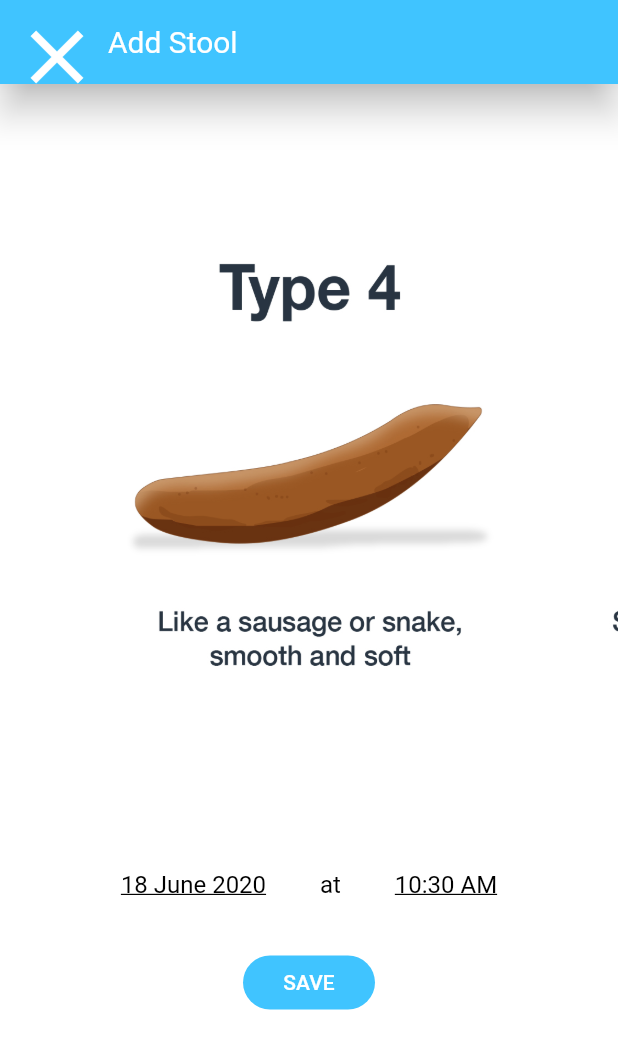
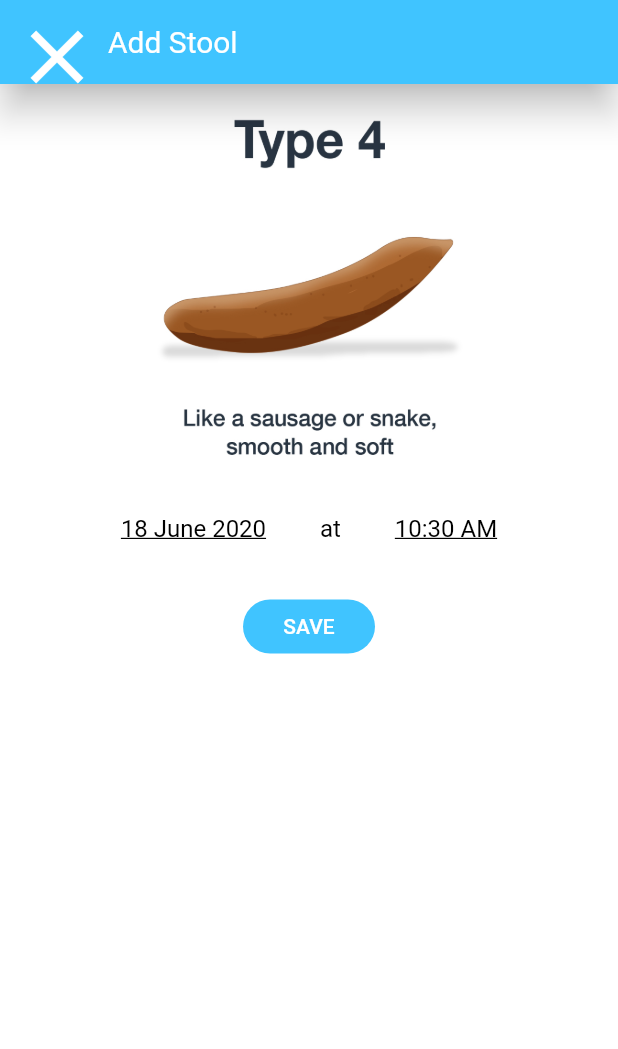
Before and after one commit to dconlisk/bristol-stool-chart-flutter-app, a Flutter app: the screen it shows after launch, after a tap on "SKIP", after a tap on the "add" icon, on a phone screen of 412 x 824 dp. Shown: the top 1049 px of the screen. Run offline on Flutter 3.47's test engine with Material 2 defaults, Android fonts, the phone set to English and light mode, and no system bars; drawn by our look-alikes of carousel_slider; our stand-ins replace google_fonts, intro_slider, shared_preferences, sqflite, syncfusion_flutter_charts; missing offline and left inert: flutter_mailer, syncfusion_flutter_core, uk.co.webgarden.BristolStoolChart; accounts and stored records are empty.

Commit message:
Added scrollviews to graph and add screens

```diff
--- a/lib/screens/add_screen.dart
+++ b/lib/screens/add_screen.dart
@@ -108,8 +108,7 @@ class _AddScreenState extends State<AddScreen> {
 
   @override
   Widget build(BuildContext context) {
-    final _orientation = MediaQuery.of(context).orientation;
-
+    var deviceData = MediaQuery.of(context);
     return Scaffold(
       backgroundColor: Colors.white,
       appBar: AppBar(
@@ -117,14 +116,13 @@ class _AddScreenState extends State<AddScreen> {
           'Add Stool',
         ),
       ),
-      body: Column(
+      body: SingleChildScrollView(
+        child: Column(
           children: <Widget>[
-          Expanded(
-            flex: 2,
-            child: Container(
+            Container(
                 width: double.infinity,
                 child: CarouselSlider(
-                height: _orientation == Orientation.portrait ? 400 : 150,
+                  height: deviceData.size.height / 3,
                   initialPage: 3,
                   enableInfiniteScroll: false,
                   items: <Widget>[
@@ -141,10 +139,7 @@ class _AddScreenState extends State<AddScreen> {
                   },
                 ),
               ),
-          ),
-          Expanded(
-            flex: _orientation == Orientation.portrait ? 1 : 2,
-            child: Column(
+            Column(
                 children: <Widget>[
                   if (_showBlood)
                     Column(
@@ -217,8 +212,9 @@ class _AddScreenState extends State<AddScreen> {
                   ),
                 ],
               ),
+
+          ],
         ),
-        ],
       ),
     );
   }
--- a/lib/screens/graph_screen.dart
+++ b/lib/screens/graph_screen.dart
@@ -112,8 +112,8 @@ class _GraphScreenState extends State<GraphScreen> {
 
   @override
   Widget build(BuildContext context) {
-    final _orientation = MediaQuery.of(context).orientation;
     return Scaffold(
+      backgroundColor: Colors.white,
       appBar: AppBar(
         title: Text('Your Graph'),
         actions: <Widget>[
@@ -133,13 +133,16 @@ class _GraphScreenState extends State<GraphScreen> {
             ? Center(
                 child: CircularProgressIndicator(),
               )
-            : Column(
+            : SingleChildScrollView(
+                child: Column(
                   children: <Widget>[
-                  Expanded(
-                    child: Consumer<EventProvider>(
+                    Consumer<EventProvider>(
                       child: Padding(
                         padding: const EdgeInsets.only(
-                            top: 60, left: 30.0, right: 30.0),
+                          top: 60,
+                          left: 30.0,
+                          right: 30.0,
+                        ),
                         child: Column(
                           children: <Widget>[
                             Center(
@@ -157,8 +160,9 @@ class _GraphScreenState extends State<GraphScreen> {
                           ],
                         ),
                       ),
-                      builder: (ctx, eventProvider, ch) =>
-                          eventProvider.events.length <= 0
+                      builder: (ctx, eventProvider, ch) => eventProvider
+                                  .events.length <=
+                              0
                           ? ch
                           : Column(
                               children: <Widget>[
@@ -166,35 +170,25 @@ class _GraphScreenState extends State<GraphScreen> {
                                   key: _globalKey,
                                   child: Graph(eventProvider.events),
                                 ),
-                                    Visibility(
-                                      visible:
-                                          _orientation == Orientation.portrait,
-                                      child: Container(
+                                Container(
                                   alignment: Alignment.topLeft,
                                   padding: const EdgeInsets.all(8.0),
                                   child: FlatButton(
                                     shape: RoundedRectangleBorder(
-                                            borderRadius:
-                                                BorderRadius.circular(18.0),
+                                      borderRadius: BorderRadius.circular(18.0),
                                     ),
                                     child: Text(
                                       'SHARE',
-                                            style: Theme.of(context)
-                                                .textTheme
-                                                .button,
+                                      style: Theme.of(context).textTheme.button,
                                     ),
                                     onPressed: () => _share(context),
                                     color: Theme.of(context).primaryColor,
                                   ),
                                 ),
-                                    )
                               ],
                             ),
                     ),
-                  ),
-                  Visibility(
-                    visible: _orientation == Orientation.portrait,
-                    child: Container(
+                    Container(
                       padding: EdgeInsets.all(30),
                       alignment: Alignment.bottomRight,
                       child: FloatingActionButton(
@@ -213,8 +207,8 @@ class _GraphScreenState extends State<GraphScreen> {
                         ),
                       ),
                     ),
+                  ],
                 ),
-                ],
               ),
       ),
     );
```
Lines whose indentation alone changed are shown as unchanged.
